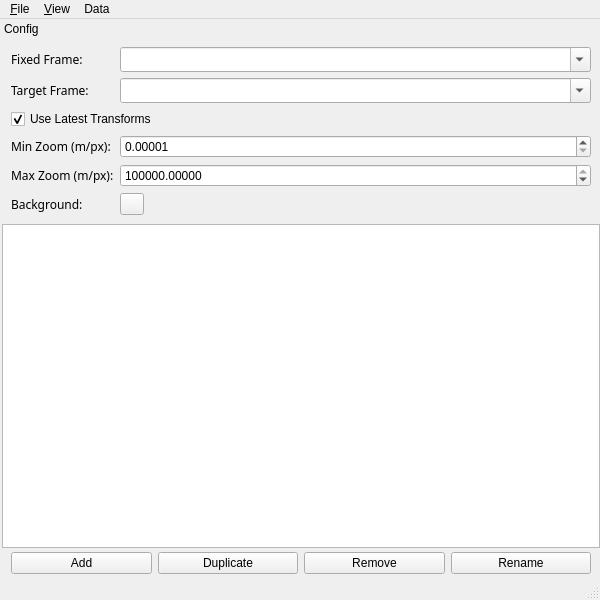
Qt form mapviz/ui/mapviz.ui (swri-robotics/mapviz) before a commit.
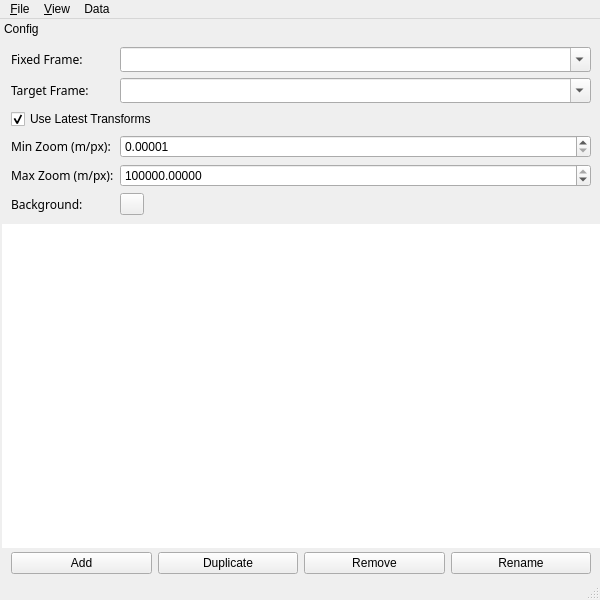
The same form after that commit. Custom widgets are drawn as their Qt base class.

```diff
--- a/mapviz/ui/mapviz.ui
+++ b/mapviz/ui/mapviz.ui
@@ -365,6 +365,12 @@
      </item>
      <item>
       <widget class="mapviz::PluginConfigList" name="configs">
+       <property name="frameShape">
+        <enum>QFrame::NoFrame</enum>
+       </property>
+       <property name="spacing">
+        <number>2</number>
+       </property>
        <property name="horizontalScrollBarPolicy">
         <enum>Qt::ScrollBarAsNeeded</enum>
        </property>
```
Left out of the diff: 12 changed lines with no effect on the pictures.
